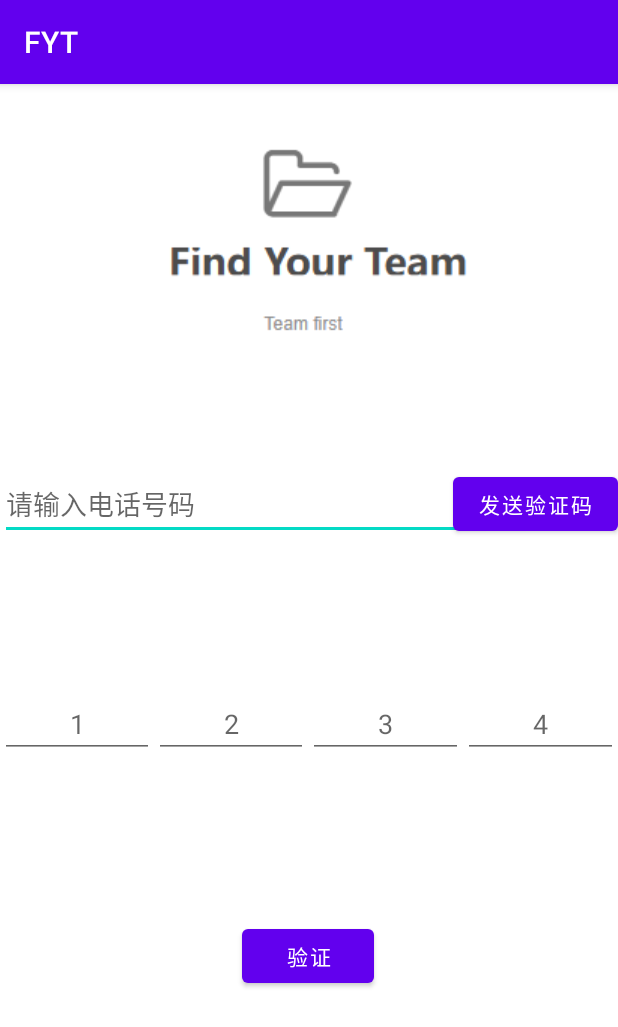
After one commit to JQseventeen/102201427-102201426, an Android app: the RegisterActivity screen opened directly, with no data from a screen before it, on a phone screen of 412 x 824 dp. The commit adds this screen. Shown: the top 1027 px of the screen. Run offline under Robolectric (Android 15) with nearby library versions, the phone set to English and light mode, and no system bars.

Commit message:
注册界面

```diff
--- a/app/build.gradle.kts
+++ b/app/build.gradle.kts
@@ -43,6 +43,7 @@ dependencies {
     implementation(libs.annotation)
     implementation(libs.lifecycle.livedata.ktx)
     implementation(libs.lifecycle.viewmodel.ktx)
+    implementation(libs.firebase.inappmessaging)
     testImplementation(libs.junit)
     androidTestImplementation(libs.ext.junit)
     androidTestImplementation(libs.espresso.core)
--- a/app/src/main/AndroidManifest.xml
+++ b/app/src/main/AndroidManifest.xml
@@ -12,6 +12,12 @@
         android:supportsRtl="true"
         android:theme="@style/Theme.FYT"
         tools:targetApi="31">
+        <activity
+            android:name=".SetpasswordActivity"
+            android:exported="false" />
+        <activity
+            android:name=".RegisterActivity"
+            android:exported="false" />
         <activity
             android:name=".HomeActivity"
             android:exported="false" />
--- /dev/null
+++ b/app/src/main/java/com/example/fyt/RegisterActivity.java
@@ -0,0 +1,55 @@
+package com.example.fyt;
+
+import android.os.Bundle;
+import android.widget.Button;
+
+import androidx.activity.EdgeToEdge;
+import androidx.appcompat.app.AppCompatActivity;
+import androidx.core.graphics.Insets;
+import androidx.core.view.ViewCompat;
+import androidx.core.view.WindowInsetsCompat;
+
+import android.view.View;
+import android.widget.Toast;
+
+
+public class RegisterActivity extends AppCompatActivity {
+
+    @Override
+    protected void onCreate(Bundle savedInstanceState) {
+        super.onCreate(savedInstanceState);
+        EdgeToEdge.enable(this);
+        setContentView(R.layout.activity_register);
+
+        // 找到Button
+        Button sendCodeButton = findViewById(R.id.send_code);
+        Button checkCodeButton = findViewById(R.id.check_code);
+
+
+        // 设置点击监听器
+        sendCodeButton.setOnClickListener(new View.OnClickListener() {
+            @Override
+            public void onClick(View v) {
+                // 显示Toast消息
+                Toast.makeText(RegisterActivity.this, "验证码已发送", Toast.LENGTH_SHORT).show();
+            }
+        });
+
+        checkCodeButton.setOnClickListener(new View.OnClickListener() {
+            @Override
+            public void onClick(View v) {
+                // 显示Toast消息
+                Toast.makeText(RegisterActivity.this, "验证成功", Toast.LENGTH_SHORT).show();
+
+            }
+        });
+
+        ViewCompat.setOnApplyWindowInsetsListener(findViewById(R.id.register), (v, insets) -> {
+            Insets systemBars = insets.getInsets(WindowInsetsCompat.Type.systemBars());
+            v.setPadding(systemBars.left, systemBars.top, systemBars.right, systemBars.bottom);
+            return insets;
+        });
+    }
+
+
+}
--- a/app/src/main/java/com/example/fyt/ui/login/LoginActivity.java
+++ b/app/src/main/java/com/example/fyt/ui/login/LoginActivity.java
@@ -21,23 +21,38 @@ import androidx.lifecycle.Observer;
 import androidx.lifecycle.ViewModelProvider;
 
 import com.example.fyt.R;
+import com.example.fyt.RegisterActivity;
+import com.example.fyt.StoreActivity;
 import com.example.fyt.TeamActivity;
 import com.example.fyt.databinding.ActivityLoginBinding;
+
 
 public class LoginActivity extends AppCompatActivity {
 
     private LoginViewModel loginViewModel;
     private ActivityLoginBinding binding;
+    private Button buttonregister;
 
     @Override
+
     public void onCreate(Bundle savedInstanceState) {
         super.onCreate(savedInstanceState);
 
         binding = ActivityLoginBinding.inflate(getLayoutInflater());
         setContentView(binding.getRoot());
 
+        buttonregister = findViewById(R.id.register);
         loginViewModel = new ViewModelProvider(this, new LoginViewModelFactory())
                 .get(LoginViewModel.class);
+
+        buttonregister.setOnClickListener(new View.OnClickListener() {
+            @Override
+            public void onClick(View v) {
+                //注册
+                Intent intent = new Intent(LoginActivity.this, RegisterActivity.class);
+                startActivity(intent);
+            }
+        });
 
         final EditText usernameEditText = binding.username;
         final EditText passwordEditText = binding.password;
@@ -131,4 +146,5 @@ public class LoginActivity extends AppCompatActivity {
     private void showLoginFailed(@StringRes Integer errorString) {
         Toast.makeText(getApplicationContext(), errorString, Toast.LENGTH_SHORT).show();
     }
+
 }
--- /dev/null
+++ b/app/src/main/res/layout/activity_register.xml
@@ -0,0 +1,124 @@
+<?xml version="1.0" encoding="utf-8"?>
+<androidx.constraintlayout.widget.ConstraintLayout xmlns:android="http://schemas.android.com/apk/res/android"
+    xmlns:app="http://schemas.android.com/apk/res-auto"
+    xmlns:tools="http://schemas.android.com/tools"
+    android:id="@+id/register"
+    android:layout_width="match_parent"
+    android:layout_height="match_parent"
+    android:orientation="vertical"
+    tools:context=".RegisterActivity">
+
+    <ImageView
+        android:id="@+id/splash_icon"
+        android:layout_width="wrap_content"
+        android:layout_height="wrap_content"
+        android:src="@drawable/tubiao"
+        app:layout_constraintTop_toTopOf="parent"
+        app:layout_constraintLeft_toLeftOf="parent"
+        app:layout_constraintRight_toRightOf="parent"
+        app:layout_constraintHorizontal_bias="0.5" />
+
+    <!-- 手机号码输入框 -->
+    <EditText
+        android:id="@+id/phone_number"
+        android:layout_width="0dp"
+        android:layout_height="wrap_content"
+        android:layout_marginTop="256dp"
+        android:hint="@string/phone_number"
+        android:inputType="phone"
+        android:selectAllOnFocus="true"
+        app:layout_constraintEnd_toEndOf="parent"
+        app:layout_constraintHorizontal_bias="0.0"
+        app:layout_constraintStart_toStartOf="parent"
+        app:layout_constraintTop_toTopOf="parent" />
+
+    <!-- 发送验证码按钮 -->
+    <Button
+        android:id="@+id/send_code"
+        android:layout_width="110dp"
+        android:layout_height="wrap_content"
+        android:text="@string/send_code"
+        app:layout_constraintEnd_toEndOf="parent"
+        app:layout_constraintHorizontal_bias="1.0"
+        app:layout_constraintStart_toStartOf="parent"
+        app:layout_constraintTop_toTopOf="@+id/phone_number" />
+
+
+    <LinearLayout
+        android:id="@+id/linearLayout"
+        android:layout_width="match_parent"
+        android:layout_height="wrap_content"
+        android:layout_marginTop="100dp"
+        android:orientation="horizontal"
+        app:layout_constraintTop_toBottomOf="@+id/phone_number">
+
+        <!-- 四个验证码输入框 -->
+        <EditText
+            android:id="@+id/editText1"
+            android:layout_width="0dp"
+            android:layout_height="wrap_content"
+            android:layout_weight="1"
+            android:gravity="center"
+            android:imeOptions="actionNext"
+            android:inputType="number"
+            android:maxLength="1"
+            android:nextFocusDown="@+id/editText2"
+            android:hint="1"
+            android:textCursorDrawable="@null" />
+
+        <EditText
+            android:id="@+id/editText2"
+            android:layout_width="0dp"
+            android:layout_height="wrap_content"
+            android:layout_weight="1"
+            android:gravity="center"
+            android:imeOptions="actionNext"
+            android:inputType="number"
+            android:maxLength="1"
+            android:nextFocusDown="@+id/editText3"
+            android:hint="2"
+            android:textCursorDrawable="@null" />
+
+        <EditText
+            android:id="@+id/editText3"
+            android:layout_width="0dp"
+            android:layout_height="wrap_content"
+            android:layout_weight="1"
+            android:gravity="center"
+            android:imeOptions="actionNext"
+            android:inputType="number"
+            android:maxLength="1"
+            android:nextFocusDown="@+id/editText4"
+            android:hint="3"
+            android:textCursorDrawable="@null" />
+
+        <EditText
+            android:id="@+id/editText4"
+            android:layout_width="0dp"
+            android:layout_height="wrap_content"
+            android:layout_weight="1"
+            android:gravity="center"
+            android:imeOptions="actionNext"
+            android:inputType="number"
+            android:maxLength="1"
+            android:nextFocusDown="@+id/editText1"
+            android:hint="4"
+            android:textCursorDrawable="@null" />
+
+
+    </LinearLayout>
+
+    <!-- 检查验证码按钮 -->
+    <Button
+        android:id="@+id/check_code"
+        android:layout_width="wrap_content"
+        android:layout_height="wrap_content"
+        android:layout_marginTop="108dp"
+        android:text="@string/check_code"
+        app:layout_constraintEnd_toEndOf="parent"
+        app:layout_constraintHorizontal_bias="0.498"
+        app:layout_constraintStart_toStartOf="parent"
+        app:layout_constraintTop_toBottomOf="@+id/linearLayout" />
+
+
+</androidx.constraintlayout.widget.ConstraintLayout>
--- a/app/src/main/res/values/strings.xml
+++ b/app/src/main/res/values/strings.xml
@@ -1,13 +1,20 @@
 <resources>
     <string name="app_name">FYT</string>
     <string name="title_activity_login">LoginActivity</string>
-    <string name="prompt_email">Email</string>
-    <string name="prompt_password">Password</string>
+    <string name="prompt_email">请输入账号</string>
+    <string name="prompt_password">请输入密码</string>
     <string name="action_sign_in">登录</string>
     <string name="action_register">注册</string>
     <string name="action_sign_in_short">Sign in</string>
     <string name="welcome">"Welcome !"</string>
     <string name="invalid_username">Not a valid username</string>
     <string name="invalid_password">Password must be >5 characters</string>
-    <string name="login_failed">"Login failed"</string>
+    <string name="login_failed">"Failed"</string>
+    <string name="phone_number">"请输入电话号码"</string>
+    <string name="send_code">"发送验证码"</string>
+    <string name="check_code">"验证"</string>
+    <string name="prompt_confirm_password">"请再次输入密码"</string>
+    <string name="action">"确认"</string>
+
+
 </resources>
--- a/gradle/libs.versions.toml
+++ b/gradle/libs.versions.toml
@@ -10,6 +10,7 @@ constraintlayout = "2.1.4"
 annotation = "1.6.0"
 lifecycleLivedataKtx = "2.6.1"
 lifecycleViewmodelKtx = "2.6.1"
+firebaseInappmessaging = "21.0.0"
 
 [libraries]
 junit = { group = "junit", name = "junit", version.ref = "junit" }
@@ -22,6 +23,7 @@ constraintlayout = { group = "androidx.constraintlayout", name = "constraintlayo
 annotation = { group = "androidx.annotation", name = "annotation", version.ref = "annotation" }
 lifecycle-livedata-ktx = { group = "androidx.lifecycle", name = "lifecycle-livedata-ktx", version.ref = "lifecycleLivedataKtx" }
 lifecycle-viewmodel-ktx = { group = "androidx.lifecycle", name = "lifecycle-viewmodel-ktx", version.ref = "lifecycleViewmodelKtx" }
+firebase-inappmessaging = { group = "com.google.firebase", name = "firebase-inappmessaging", version.ref = "firebaseInappmessaging" }
 
 [plugins]
 android-application = { id = "com.android.application", version.ref = "agp" }
```
